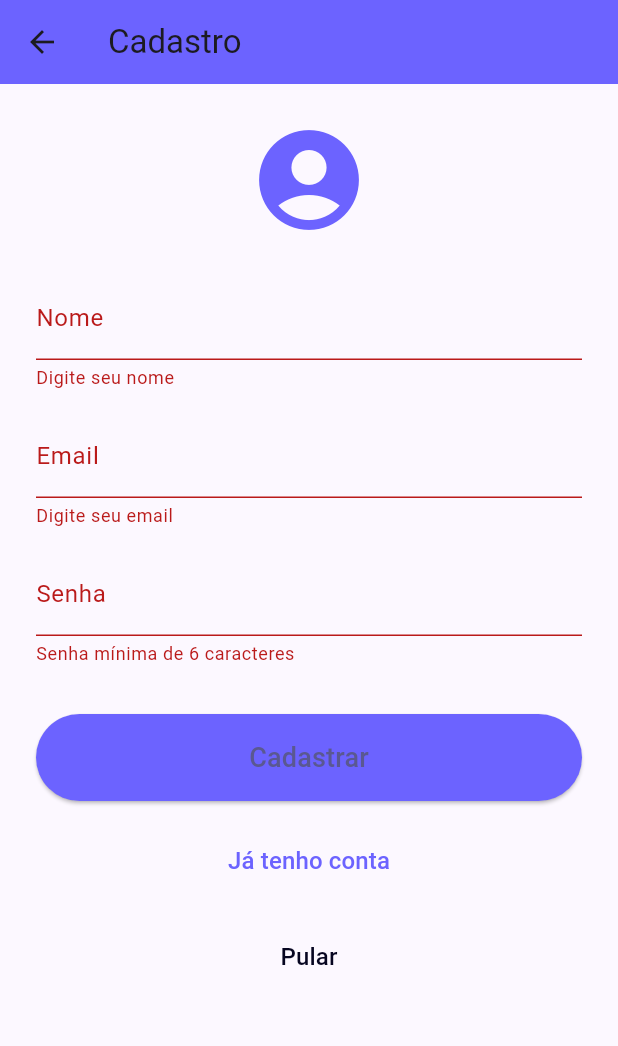
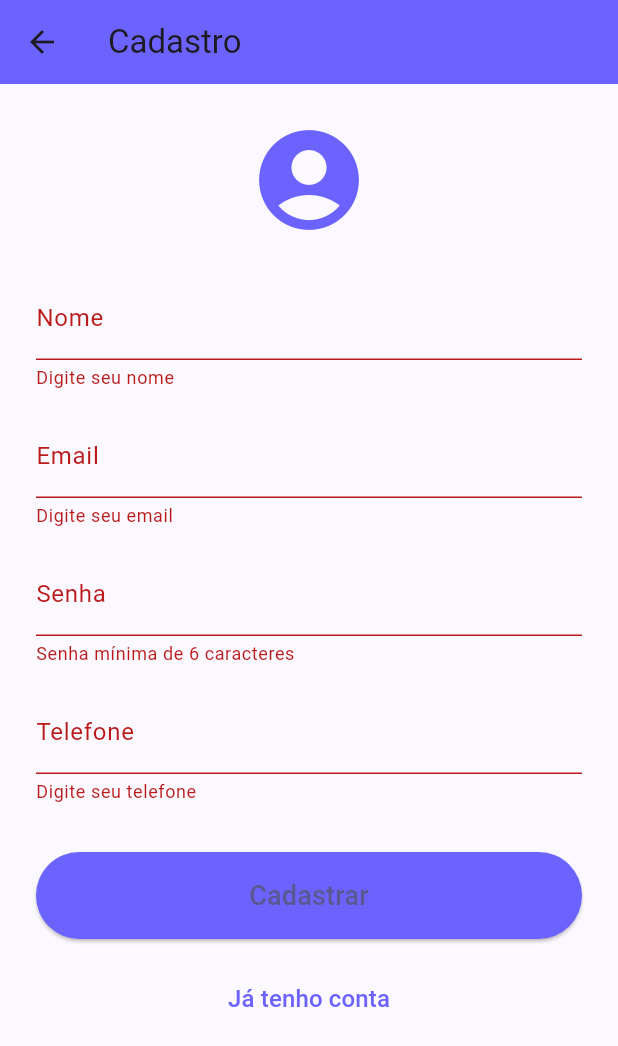
Before and after one commit to Otavio-Emanoel/TalkTo, a Flutter app: the LoginScreen screen opened by its route, after a tap on "Entrar", after a tap on "Não tenho conta", after a tap on "Cadastrar", on a phone screen of 412 x 824 dp. Shown: the top 1046 px of the screen. Run offline on Flutter 3.47's test engine with Material 3 defaults, Android fonts, the light colour scheme and no system bars; our stand-ins replace flutter_dotenv.

Commit message:
Adiciona suporte para variáveis de ambiente com dotenv e implementa autenticação de usuário nas telas de login e registro

```diff
--- a/frontend/lib/main.dart
+++ b/frontend/lib/main.dart
@@ -1,11 +1,14 @@
 import 'package:flutter/material.dart';
+import 'package:flutter_dotenv/flutter_dotenv.dart';
 import 'screens/splash/splash_screen.dart';
 import 'screens/register/register_screen.dart';
 import 'screens/login/login_screen.dart';
 import 'screens/home/home_screen.dart';
 import 'screens/profile/profile_screen.dart';
 
-void main() {
+void main() async {
+  WidgetsFlutterBinding.ensureInitialized();
+  await dotenv.load(fileName: '.env');
   runApp(const MyApp());
 }
 
--- a/frontend/lib/screens/login/login_screen.dart
+++ b/frontend/lib/screens/login/login_screen.dart
@@ -1,4 +1,7 @@
 import 'package:flutter/material.dart';
+import 'dart:convert';
+import 'package:http/http.dart' as http;
+import 'package:flutter_dotenv/flutter_dotenv.dart';
 
 class LoginScreen extends StatefulWidget {
   const LoginScreen({super.key});
@@ -11,6 +14,51 @@ class _LoginScreenState extends State<LoginScreen> {
   final _formKey = GlobalKey<FormState>();
   String? _email;
   String? _password;
+  bool _loading = false;
+  late final String _apiBaseUrl = dotenv.env['API_BASE_URL'] as String;
+
+  Future<void> _submit() async {
+    if (!_formKey.currentState!.validate()) return;
+    _formKey.currentState!.save();
+    setState(() => _loading = true);
+    try {
+      final resp = await http.post(
+        Uri.parse('$_apiBaseUrl/auth/login'),
+        headers: {'Content-Type': 'application/json'},
+        body: jsonEncode({'email': _email, 'password': _password}),
+      );
+      if (resp.statusCode == 200) {
+        final data = jsonDecode(resp.body);
+        final token = data['token'];
+        // TODO: salvar token (ex: shared_preferences) para próximas chamadas
+        if (!mounted) return;
+        ScaffoldMessenger.of(
+          context,
+        ).showSnackBar(const SnackBar(content: Text('Login bem-sucedido!')));
+        Navigator.pushReplacementNamed(
+          context,
+          '/home',
+          arguments: data['user'],
+        );
+      } else {
+        String msg = 'Erro ao fazer login';
+        try {
+          msg = jsonDecode(resp.body)['message'] ?? msg;
+        } catch (_) {}
+        if (!mounted) return;
+        ScaffoldMessenger.of(
+          context,
+        ).showSnackBar(SnackBar(content: Text(msg)));
+      }
+    } catch (e) {
+      if (!mounted) return;
+      ScaffoldMessenger.of(
+        context,
+      ).showSnackBar(SnackBar(content: Text('Falha de rede: $e')));
+    } finally {
+      if (mounted) setState(() => _loading = false);
+    }
+  }
 
   @override
   Widget build(BuildContext context) {
@@ -53,18 +101,17 @@ class _LoginScreenState extends State<LoginScreen> {
                   backgroundColor: const Color(0xFF6C63FF),
                   padding: const EdgeInsets.symmetric(vertical: 16),
                 ),
-                onPressed: () {
-                  if (_formKey.currentState!.validate()) {
-                    _formKey.currentState!.save();
-                    // Apenas validação local, sem integração
-                    ScaffoldMessenger.of(context).showSnackBar(
-                      const SnackBar(
-                        content: Text('Login realizado (simulado)!'),
-                      ),
-                    );
-                  }
-                },
-                child: const Text('Entrar', style: TextStyle(fontSize: 18)),
+                onPressed: _loading ? null : _submit,
+                child: _loading
+                    ? const SizedBox(
+                        height: 22,
+                        width: 22,
+                        child: CircularProgressIndicator(
+                          strokeWidth: 2,
+                          valueColor: AlwaysStoppedAnimation(Colors.white),
+                        ),
+                      )
+                    : const Text('Entrar', style: TextStyle(fontSize: 18)),
               ),
               const SizedBox(height: 16),
               TextButton(
--- a/frontend/lib/screens/register/register_screen.dart
+++ b/frontend/lib/screens/register/register_screen.dart
@@ -1,4 +1,7 @@
 import 'package:flutter/material.dart';
+import 'package:http/http.dart' as http;
+import 'dart:convert';
+import 'package:flutter_dotenv/flutter_dotenv.dart';
 
 class RegisterScreen extends StatefulWidget {
   const RegisterScreen({super.key});
@@ -12,6 +15,56 @@ class _RegisterScreenState extends State<RegisterScreen> {
   String? _name;
   String? _email;
   String? _password;
+  String? _phone;
+  bool _loading = false;
+
+  Future<void> _submit() async {
+    if (!_formKey.currentState!.validate()) return;
+    _formKey.currentState!.save();
+    setState(() {
+      _loading = true;
+    });
+    try {
+      final baseUrl = dotenv.env['API_BASE_URL'] as String;
+      final uri = Uri.parse('$baseUrl/auth/register');
+      final resp = await http.post(
+        uri,
+        headers: {'Content-Type': 'application/json'},
+        body: jsonEncode({
+          'name': _name,
+          'email': _email,
+          'password': _password,
+          'phone': _phone,
+          'photoURL': '',
+        }),
+      );
+      if (!mounted) return;
+      if (resp.statusCode == 201) {
+        ScaffoldMessenger.of(context).showSnackBar(
+          const SnackBar(content: Text('Cadastro realizado com sucesso!')),
+        );
+        Navigator.pushReplacementNamed(context, '/login');
+      } else {
+        String msg = 'Erro ao cadastrar';
+        try {
+          msg = jsonDecode(resp.body)['message'] ?? msg;
+        } catch (_) {}
+        ScaffoldMessenger.of(
+          context,
+        ).showSnackBar(SnackBar(content: Text(msg)));
+      }
+    } catch (e) {
+      if (!mounted) return;
+      ScaffoldMessenger.of(
+        context,
+      ).showSnackBar(SnackBar(content: Text('Falha de rede: $e')));
+    } finally {
+      if (mounted)
+        setState(() {
+          _loading = false;
+        });
+    }
+  }
 
   @override
   Widget build(BuildContext context) {
@@ -55,24 +108,32 @@ class _RegisterScreenState extends State<RegisterScreen> {
                     : null,
                 onSaved: (value) => _password = value,
               ),
+              const SizedBox(height: 16),
+              TextFormField(
+                decoration: const InputDecoration(labelText: 'Telefone'),
+                keyboardType: TextInputType.phone,
+                validator: (value) => value == null || value.isEmpty
+                    ? 'Digite seu telefone'
+                    : null,
+                onSaved: (value) => _phone = value,
+              ),
               const SizedBox(height: 32),
               ElevatedButton(
                 style: ElevatedButton.styleFrom(
                   backgroundColor: const Color(0xFF6C63FF),
                   padding: const EdgeInsets.symmetric(vertical: 16),
                 ),
-                onPressed: () {
-                  if (_formKey.currentState!.validate()) {
-                    _formKey.currentState!.save();
-                    // Apenas validação local, sem integração
-                    ScaffoldMessenger.of(context).showSnackBar(
-                      const SnackBar(
-                        content: Text('Cadastro realizado (simulado)!'),
-                      ),
-                    );
-                  }
-                },
-                child: const Text('Cadastrar', style: TextStyle(fontSize: 18)),
+                onPressed: _loading ? null : _submit,
+                child: _loading
+                    ? const SizedBox(
+                        height: 20,
+                        width: 20,
+                        child: CircularProgressIndicator(
+                          strokeWidth: 2,
+                          color: Colors.white,
+                        ),
+                      )
+                    : const Text('Cadastrar', style: TextStyle(fontSize: 18)),
               ),
               const SizedBox(height: 16),
               TextButton(
@@ -84,19 +145,6 @@ class _RegisterScreenState extends State<RegisterScreen> {
                   style: TextStyle(color: Color(0xFF6C63FF), fontSize: 16),
                 ),
               ),
-              const SizedBox(height: 16),
-              TextButton(
-                onPressed: () {
-                  Navigator.pushReplacementNamed(context, '/home');
-                },
-                child: const Text(
-                  'Pular',
-                  style: TextStyle(
-                    color: Color.fromARGB(255, 6, 5, 32),
-                    fontSize: 16,
-                  ),
-                ),
-              ),
             ],
           ),
         ),
--- a/frontend/pubspec.yaml
+++ b/frontend/pubspec.yaml
@@ -34,6 +34,8 @@ dependencies:
   # The following adds the Cupertino Icons font to your application.
   # Use with the CupertinoIcons class for iOS style icons.
   cupertino_icons: ^1.0.8
+  http: ^1.2.2
+  flutter_dotenv: ^5.1.0
 
 dev_dependencies:
   flutter_test:
@@ -53,6 +55,7 @@ dev_dependencies:
 flutter:
   assets:
     - assets/icons/icon.png
+    - .env
 
   # The following line ensures that the Material Icons font is
   # included with your application, so that you can use the icons in
```
Also changed, not shown: frontend/pubspec.lock, 1 other file.
